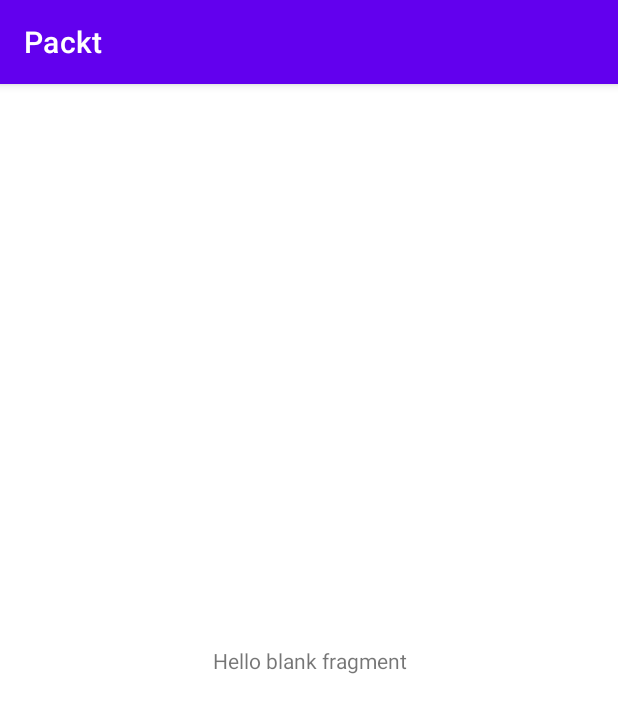
After one commit to HectorDelgado/Packt-Android, an Android app: the fragment InitialFragment shown on its own in the app's theme, on a phone screen of 412 x 824 dp. The commit adds this screen. Shown: the top 713 px of the screen. Run offline under Robolectric (Android 15) with nearby library versions, the phone set to English and light mode, and no system bars.

Commit message:
Added View Binding and Jetpack Navigation

```diff
--- /dev/null
+++ b/app/src/main/java/com/soundbite/packt/ui/InitialFragment.kt
@@ -0,0 +1,25 @@
+package com.soundbite.packt.ui
+
+import android.os.Bundle
+import androidx.fragment.app.Fragment
+import android.view.LayoutInflater
+import android.view.View
+import android.view.ViewGroup
+import com.soundbite.packt.R
+
+/**
+ * A simple [Fragment] subclass.
+ * Use the [InitialFragment.newInstance] factory method to
+ * create an instance of this fragment.
+ */
+
+class InitialFragment : Fragment() {
+
+    override fun onCreateView(
+        inflater: LayoutInflater, container: ViewGroup?,
+        savedInstanceState: Bundle?
+    ): View? {
+        // Inflate the layout for this fragment
+        return inflater.inflate(R.layout.fragment_initial, container, false)
+    }
+}
--- /dev/null
+++ b/app/src/main/res/layout/fragment_initial.xml
@@ -0,0 +1,24 @@
+<?xml version="1.0" encoding="utf-8"?>
+<FrameLayout xmlns:android="http://schemas.android.com/apk/res/android"
+    xmlns:tools="http://schemas.android.com/tools"
+    android:layout_width="match_parent"
+    android:layout_height="match_parent"
+    xmlns:app="http://schemas.android.com/apk/res-auto"
+    tools:context=".ui.InitialFragment">
+
+    <androidx.constraintlayout.widget.ConstraintLayout
+        android:layout_width="match_parent"
+        android:layout_height="match_parent">
+
+        <TextView
+            android:layout_width="match_parent"
+            android:layout_height="wrap_content"
+            app:layout_constraintStart_toStartOf="parent"
+            app:layout_constraintEnd_toEndOf="parent"
+            app:layout_constraintTop_toTopOf="parent"
+            app:layout_constraintBottom_toBottomOf="parent"
+            android:text="@string/hello_blank_fragment"
+            android:textAlignment="center" />
+
+    </androidx.constraintlayout.widget.ConstraintLayout>
+</FrameLayout>
--- a/app/src/main/res/values/strings.xml
+++ b/app/src/main/res/values/strings.xml
@@ -1,3 +1,5 @@
 <resources>
     <string name="app_name">Packt</string>
+    <!-- TODO: Remove or change this placeholder text -->
+    <string name="hello_blank_fragment">Hello blank fragment</string>
 </resources>
--- a/build.gradle
+++ b/build.gradle
@@ -9,6 +9,11 @@ buildscript {
         classpath 'com.android.tools.build:gradle:4.1.2'
         classpath "org.jetbrains.kotlin:kotlin-gradle-plugin:$kotlin_version"
         classpath 'com.google.gms:google-services:4.3.4'
+
+        // Adds Safe Args
+        def nav_version = "2.3.3"
+        classpath "androidx.navigation:navigation-safe-args-gradle-plugin:$nav_version"
+
         // NOTE: Do not place your application dependencies here; they belong
         // in the individual module build.gradle files
     }
```
Also changed, not shown: app/build.gradle (+7 -1 lines), app/src/main/java/com/soundbite/packt/ui/MainActivity.kt (+15 -1 lines), app/src/main/res/layout/activity_main.xml (+16 -1 lines), app/src/main/res/navigation/nav_graph.xml (added, +12 -0 lines).
